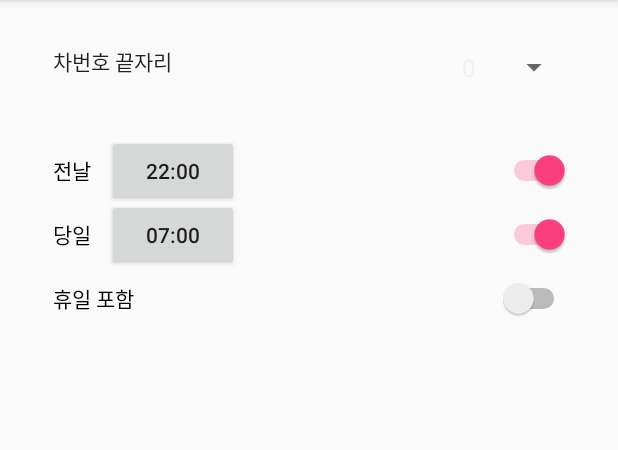
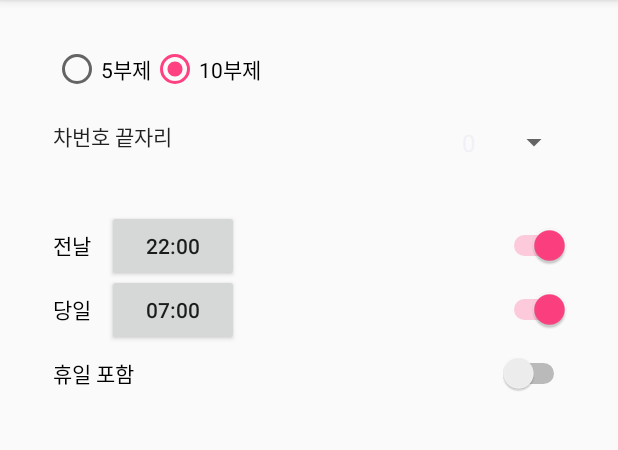
Before and after one commit to marchpig/car-free-dog, an Android app: the screen it shows after launch (MainActivity), on a phone screen of 412 x 824 dp, the part 84-534 px from its top. Run offline under Robolectric (Android 15) with nearby library versions, the phone set to English and light mode, and no system bars; 2 statements that could not run were skipped.

Commit message:
Add 5th-day-no-driving feature

```diff
--- a/app/src/main/java/com/marchpig/carfreedog/AlarmSettings.kt
+++ b/app/src/main/java/com/marchpig/carfreedog/AlarmSettings.kt
@@ -24,6 +24,15 @@ class AlarmSettings(private val preference: SharedPreferences,
                     Constants.ALARM_HOLIDAY,
                     Constants.ALARM_HOLIDAY_DEFAULT
             )
+            val roundNumber = preference.getInt(
+                    Constants.ROUND_NUMBER,
+                    Constants.ROUND_NUMBER_DEFAULT
+            )
+            if (roundNumber == Constants.ROUND_NUMBER_TEN) {
+                roundTenRadioButton.isChecked = true
+            } else {
+                roundFiveRadioButton.isChecked = true
+            }
         }
     }
 
@@ -61,6 +70,11 @@ class AlarmSettings(private val preference: SharedPreferences,
                 it.putBoolean(Constants.PRE_ALARM, preAlarmSwitch.isChecked)
                 it.putBoolean(Constants.DAY_ALARM, dayAlarmSwitch.isChecked)
                 it.putBoolean(Constants.ALARM_HOLIDAY, alarmHolidaySwitch.isChecked)
+                if (roundTenRadioButton.isChecked) {
+                    it.putInt(Constants.ROUND_NUMBER, Constants.ROUND_NUMBER_TEN)
+                } else {
+                    it.putInt(Constants.ROUND_NUMBER, Constants.ROUND_NUMBER_FIVE)
+                }
                 it.apply()
             }
         }
--- a/app/src/main/java/com/marchpig/carfreedog/AlarmSettingsWidgets.kt
+++ b/app/src/main/java/com/marchpig/carfreedog/AlarmSettingsWidgets.kt
@@ -8,5 +8,7 @@ data class AlarmSettingsWidgets(
         val dayAlarmSwitch: Switch,
         val alarmHolidaySwitch: Switch,
         val preAlarmButton: Button,
-        val dayAlarmButton: Button
+        val dayAlarmButton: Button,
+        val roundFiveRadioButton: RadioButton,
+        val roundTenRadioButton: RadioButton
 )
--- a/app/src/main/java/com/marchpig/carfreedog/Constants.kt
+++ b/app/src/main/java/com/marchpig/carfreedog/Constants.kt
@@ -12,6 +12,7 @@ object Constants {
     const val DAY_ALARM_HOUR = "dayAlarmHour"
     const val DAY_ALARM_MINUTE = "dayAlarmMinute"
     const val ALARM_HOLIDAY = "alarmHoliday"
+    const val ROUND_NUMBER = "roundNumber"
 
     const val CAR_NUMBER_DEFAULT = 0
     const val PRE_ALARM_DEFAULT = true
@@ -21,6 +22,9 @@ object Constants {
     const val DAY_ALARM_HOUR_DEFAULT = 7
     const val DAY_ALARM_MINUTE_DEFAULT = 0
     const val ALARM_HOLIDAY_DEFAULT = false
+    const val ROUND_NUMBER_FIVE = 5
+    const val ROUND_NUMBER_TEN = 10
+    const val ROUND_NUMBER_DEFAULT = ROUND_NUMBER_TEN
 
     const val PRE_ALARM_ID = 0
     const val DAY_ALARM_ID = 1
--- a/app/src/main/java/com/marchpig/carfreedog/MainActivity.kt
+++ b/app/src/main/java/com/marchpig/carfreedog/MainActivity.kt
@@ -23,7 +23,9 @@ class MainActivity : AppCompatActivity() {
                 dayAlarmSwitch,
                 alarmHolidaySwitch,
                 preAlarmButton,
-                dayAlarmButton
+                dayAlarmButton,
+                roundFiveRadioButton,
+                roundTenRadioButton
         )
         val carNumbers = resources.getStringArray(R.array.car_number_array)
         alarmSettings = AlarmSettings(preference, alarmSettingsWidgets, carNumbers)
--- a/app/src/main/res/layout/activity_main.xml
+++ b/app/src/main/res/layout/activity_main.xml
@@ -5,6 +5,28 @@
     android:layout_height="match_parent"
     android:orientation="vertical"
     tools:context="com.marchpig.carfreedog.MainActivity">
+
+    <RadioGroup
+        android:layout_width="wrap_content"
+        android:layout_height="wrap_content"
+        android:layout_marginLeft="35dp"
+        android:layout_marginStart="35dp"
+        android:layout_marginTop="30dp"
+        android:orientation="horizontal" >
+
+        <RadioButton
+            android:id="@+id/roundFiveRadioButton"
+            android:layout_width="wrap_content"
+            android:layout_height="wrap_content"
+            android:text="5부제" />
+
+        <RadioButton
+            android:id="@+id/roundTenRadioButton"
+            android:layout_width="wrap_content"
+            android:layout_height="wrap_content"
+            android:text="10부제" />
+
+    </RadioGroup>
 
     <TextView
         android:id="@+id/carNumberTextView"
@@ -27,7 +49,7 @@
         android:layout_alignParentRight="true"
         android:layout_marginEnd="32dp"
         android:layout_marginRight="32dp"
-        android:layout_marginTop="30dp"
+        android:layout_marginTop="80dp"
         android:dropDownWidth="match_parent" />
 
     <Switch
--- a/app/src/main/res/values/strings.xml
+++ b/app/src/main/res/values/strings.xml
@@ -4,10 +4,6 @@
     <string name="pre_alarm">전날</string>
     <string name="day_alarm">당일</string>
     <string name="alarm_holiday">휴일 포함</string>
-    <string name="noti_title_pre_alarm">내일 10부제</string>
-    <string name="noti_text_pre_alarm">내일은 10부제 날입니다!</string>
-    <string name="noti_title_day_alarm">오늘 10부제</string>
-    <string name="noti_text_day_alarm">오늘은 10부제 날입니다!</string>
 
     <string-array name="car_number_array">
         <item>0</item>
```
Also changed, not shown: app/src/main/java/com/marchpig/carfreedog/AlarmReceiver.kt (+17 -9 lines), app/src/main/java/com/marchpig/carfreedog/AlarmTimer.kt (+10 -4 lines), 1 other file.
